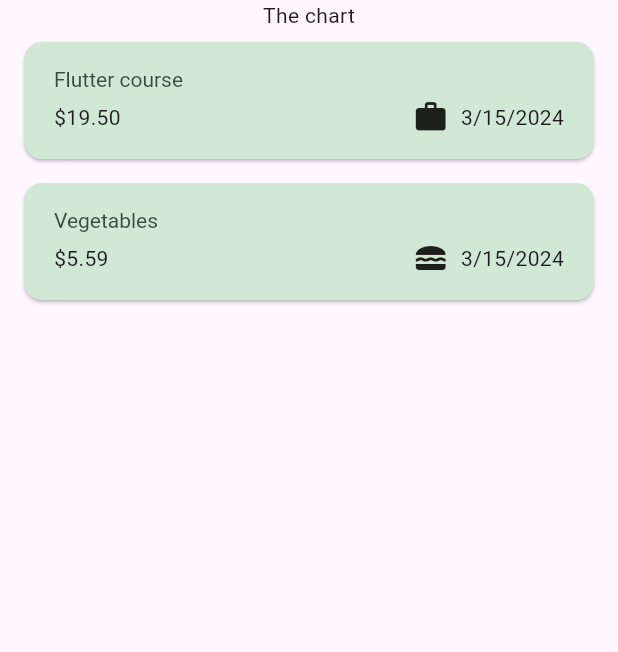
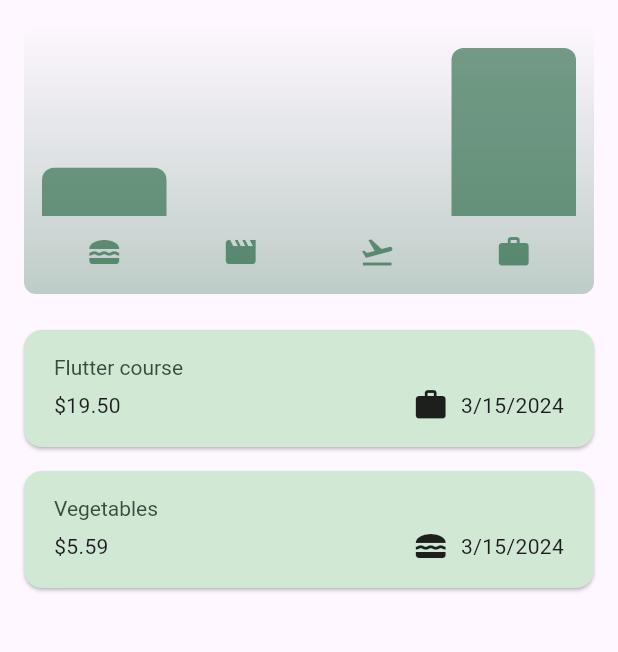
Before and after one commit to tejadacodes/flutter-expenses, a Flutter app: the screen it shows after launch, on a phone screen of 412 x 824 dp, the part 84-736 px from its top. Run offline on Flutter 3.47's test engine with Material 3 defaults, Android fonts, the phone set to English and light mode, and no system bars.

Commit message:
Add chart

```diff
--- a/lib/models/expense.dart
+++ b/lib/models/expense.dart
@@ -37,3 +37,28 @@ class Expense {
     return categoryIcons[category];
   }
 }
+
+class ExpenseBucket {
+  ExpenseBucket({
+    required this.category,
+    required this.expenses,
+  });
+
+  ExpenseBucket.forCategory(List<Expense> allExpenses, this.category)
+      : expenses = allExpenses
+            .where((expense) => expense.category == category)
+            .toList();
+
+  final Category category;
+  final List<Expense> expenses;
+
+  double get totalExpenses {
+    double sum = 0;
+
+    for (final expense in expenses) {
+      sum += expense.amount;
+    }
+
+    return sum;
+  }
+}
--- /dev/null
+++ b/lib/widgets/chart/chart.dart
@@ -0,0 +1,95 @@
+import 'package:flutter/material.dart';
+
+import 'package:expenses/widgets/chart/chart_bar.dart';
+import 'package:expenses/models/expense.dart';
+
+class Chart extends StatelessWidget {
+  const Chart({super.key, required this.expenses});
+
+  final List<Expense> expenses;
+
+  List<ExpenseBucket> get buckets {
+    return [
+      ExpenseBucket.forCategory(expenses, Category.food),
+      ExpenseBucket.forCategory(expenses, Category.leisure),
+      ExpenseBucket.forCategory(expenses, Category.travel),
+      ExpenseBucket.forCategory(expenses, Category.work),
+    ];
+  }
+
+  double get maxTotalExpense {
+    double maxTotalExpense = 0;
+
+    for (final bucket in buckets) {
+      if (bucket.totalExpenses > maxTotalExpense) {
+        maxTotalExpense = bucket.totalExpenses;
+      }
+    }
+
+    return maxTotalExpense;
+  }
+
+  @override
+  Widget build(BuildContext context) {
+    final isDarkMode =
+        MediaQuery.of(context).platformBrightness == Brightness.dark;
+    return Container(
+      margin: const EdgeInsets.all(16),
+      padding: const EdgeInsets.symmetric(
+        vertical: 16,
+        horizontal: 8,
+      ),
+      width: double.infinity,
+      height: 180,
+      decoration: BoxDecoration(
+        borderRadius: BorderRadius.circular(8),
+        gradient: LinearGradient(
+          colors: [
+            Theme.of(context).colorScheme.primary.withOpacity(0.3),
+            Theme.of(context).colorScheme.primary.withOpacity(0.0)
+          ],
+          begin: Alignment.bottomCenter,
+          end: Alignment.topCenter,
+        ),
+      ),
+      child: Column(
+        children: [
+          Expanded(
+            child: Row(
+              crossAxisAlignment: CrossAxisAlignment.end,
+              children: [
+                for (final bucket in buckets) // alternative to map()
+                  ChartBar(
+                    fill: bucket.totalExpenses == 0
+                        ? 0
+                        : bucket.totalExpenses / maxTotalExpense,
+                  )
+              ],
+            ),
+          ),
+          const SizedBox(height: 12),
+          Row(
+            children: buckets
+                .map(
+                  (bucket) => Expanded(
+                    child: Padding(
+                      padding: const EdgeInsets.symmetric(horizontal: 4),
+                      child: Icon(
+                        categoryIcons[bucket.category],
+                        color: isDarkMode
+                            ? Theme.of(context).colorScheme.secondary
+                            : Theme.of(context)
+                                .colorScheme
+                                .primary
+                                .withOpacity(0.7),
+                      ),
+                    ),
+                  ),
+                )
+                .toList(),
+          )
+        ],
+      ),
+    );
+  }
+}
--- /dev/null
+++ b/lib/widgets/chart/chart_bar.dart
@@ -0,0 +1,34 @@
+import 'package:flutter/material.dart';
+
+class ChartBar extends StatelessWidget {
+  const ChartBar({
+    super.key,
+    required this.fill,
+  });
+
+  final double fill;
+
+  @override
+  Widget build(BuildContext context) {
+    final isDarkMode =
+        MediaQuery.of(context).platformBrightness == Brightness.dark;
+    return Expanded(
+      child: Padding(
+        padding: const EdgeInsets.symmetric(horizontal: 4),
+        child: FractionallySizedBox(
+          heightFactor: fill,
+          child: DecoratedBox(
+            decoration: BoxDecoration(
+              shape: BoxShape.rectangle,
+              borderRadius:
+                  const BorderRadius.vertical(top: Radius.circular(8)),
+              color: isDarkMode
+                  ? Theme.of(context).colorScheme.secondary
+                  : Theme.of(context).colorScheme.primary.withOpacity(0.65),
+            ),
+          ),
+        ),
+      ),
+    );
+  }
+}
--- a/lib/widgets/expenses.dart
+++ b/lib/widgets/expenses.dart
@@ -1,3 +1,4 @@
+import 'package:expenses/widgets/chart/chart.dart';
 import 'package:expenses/widgets/expenses_list/expenses_list.dart';
 import 'package:expenses/models/expense.dart';
 import 'package:expenses/widgets/new_expense.dart';
@@ -92,7 +93,7 @@ class _ExpensesState extends State<Expenses> {
       ),
       body: Column(
         children: [
-          const Text('The chart'),
+          Chart(expenses: _registeredExpenses),
           Expanded(
             child: mainContent,
           ),
```
